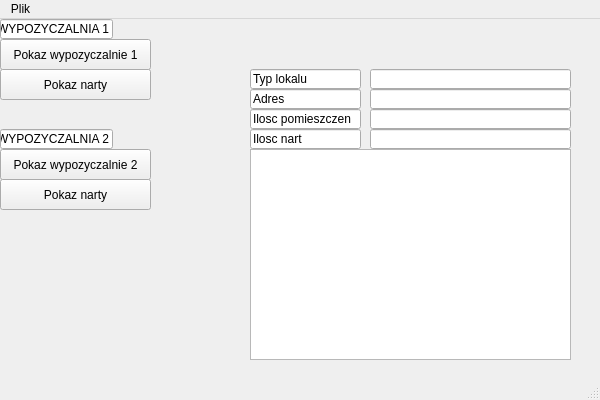
First picture: the form in PROEwypozyczalnianartGUI/mainwindow.ui, repository ktabak97/PROEwypozyczalnianartGUI, before the edit.
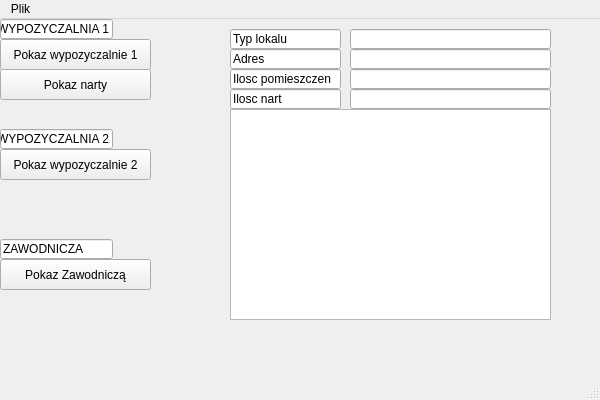
Second picture: the form after the edit. Icons and pictures are not drawn.

```diff
--- a/PROEwypozyczalnianartGUI/mainwindow.ui
+++ b/PROEwypozyczalnianartGUI/mainwindow.ui
@@ -46,8 +46,8 @@
    <widget class="QLineEdit" name="lineEdit_1">
     <property name="geometry">
      <rect>
-      <x>370</x>
-      <y>50</y>
+      <x>350</x>
+      <y>10</y>
       <width>201</width>
       <height>20</height>
      </rect>
@@ -62,8 +62,8 @@
    <widget class="QGraphicsView" name="graphicsView">
     <property name="geometry">
      <rect>
-      <x>250</x>
-      <y>130</y>
+      <x>230</x>
+      <y>90</y>
       <width>321</width>
       <height>211</height>
      </rect>
@@ -72,8 +72,8 @@
    <widget class="QLineEdit" name="lineEdit_4">
     <property name="geometry">
      <rect>
-      <x>250</x>
-      <y>50</y>
+      <x>230</x>
+      <y>10</y>
       <width>111</width>
       <height>20</height>
      </rect>
@@ -85,8 +85,8 @@
    <widget class="QLineEdit" name="lineEdit_2">
     <property name="geometry">
      <rect>
-      <x>370</x>
-      <y>70</y>
+      <x>350</x>
+      <y>30</y>
       <width>201</width>
       <height>20</height>
      </rect>
@@ -95,8 +95,8 @@
    <widget class="QLineEdit" name="lineEdit_3">
     <property name="geometry">
      <rect>
-      <x>370</x>
-      <y>90</y>
+      <x>350</x>
+      <y>50</y>
       <width>201</width>
       <height>20</height>
      </rect>
@@ -123,8 +123,8 @@
    <widget class="QLineEdit" name="lineEdit_5">
     <property name="geometry">
      <rect>
-      <x>250</x>
-      <y>70</y>
+      <x>230</x>
+      <y>30</y>
       <width>111</width>
       <height>20</height>
      </rect>
@@ -136,8 +136,8 @@
    <widget class="QLineEdit" name="lineEdit_6">
     <property name="geometry">
      <rect>
-      <x>250</x>
-      <y>90</y>
+      <x>230</x>
+      <y>50</y>
       <width>111</width>
       <height>20</height>
      </rect>
@@ -149,8 +149,8 @@
    <widget class="QLineEdit" name="lineEdit">
     <property name="geometry">
      <rect>
-      <x>250</x>
-      <y>110</y>
+      <x>230</x>
+      <y>70</y>
       <width>111</width>
       <height>20</height>
      </rect>
@@ -162,8 +162,8 @@
    <widget class="QLineEdit" name="lineEdit_7">
     <property name="geometry">
      <rect>
-      <x>370</x>
-      <y>110</y>
+      <x>350</x>
+      <y>70</y>
       <width>201</width>
       <height>20</height>
      </rect>
@@ -231,7 +231,7 @@
     <property name="geometry">
      <rect>
       <x>0</x>
-      <y>160</y>
+      <y>240</y>
       <width>151</width>
       <height>31</height>
      </rect>
@@ -240,7 +240,20 @@
      <string notr="true"/>
     </property>
     <property name="text">
-     <string>Pokaz narty</string>
+     <string>Pokaz Zawodniczą</string>
+    </property>
+   </widget>
+   <widget class="QLineEdit" name="lineEdit_10">
+    <property name="geometry">
+     <rect>
+      <x>0</x>
+      <y>220</y>
+      <width>113</width>
+      <height>20</height>
+     </rect>
+    </property>
+    <property name="text">
+     <string>ZAWODNICZA</string>
     </property>
    </widget>
   </widget>
```
Left out of the diff: 15 changed lines with no effect on the pictures.
